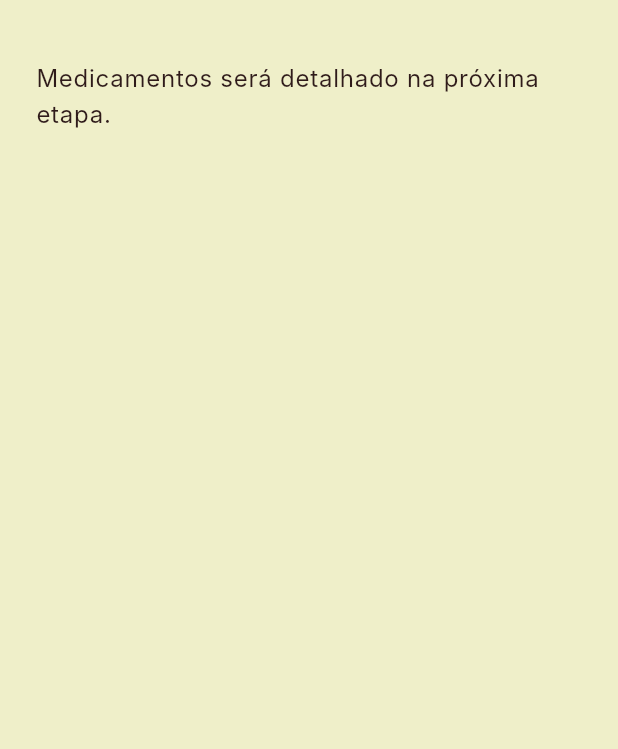
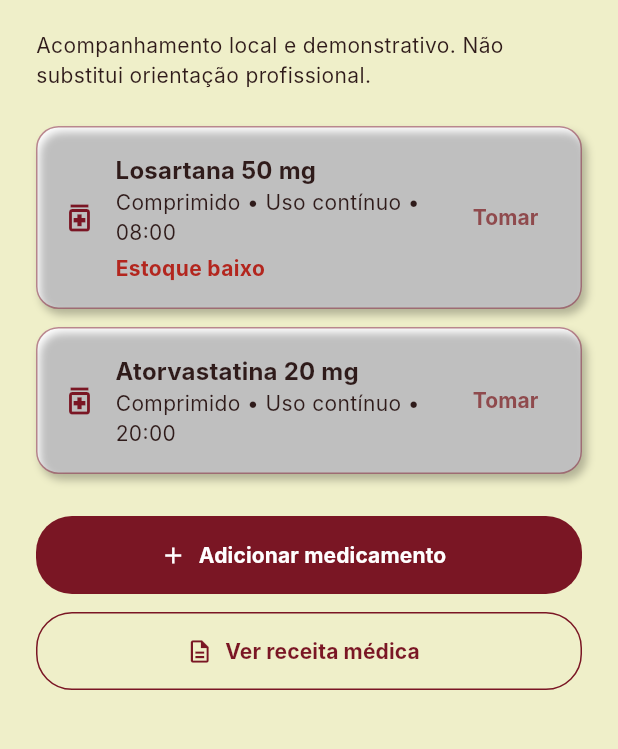
Before and after one commit to vinicius-pascoal/kuideapp, a Flutter app: the HomeScreen screen opened by its route, after a tap on "Medicamentos", on a phone screen of 412 x 824 dp, the part 96-845 px from its top. Run offline on Flutter 3.47's test engine with Material 3 defaults, Android fonts, the phone set to English and light mode, and no system bars; our stand-ins replace flutter_riverpod, go_router; Roboto replaces fonts that are missing (Inter, Source Serif Pro).

Commit message:
feat: adiciona telas e lógica para gerenciamento de medicamentos e histórico de saúde

```diff
--- a/lib/app/router/app_router.dart
+++ b/lib/app/router/app_router.dart
@@ -10,7 +10,9 @@ import '../../features/auth/presentation/splash_screen.dart';
 import '../../features/onboarding/presentation/onboarding_screen.dart';
 import '../../features/home/presentation/home_screen.dart';
 import '../../features/home/presentation/quick_access_screen.dart';
-import '../../features/health/presentation/health_placeholder_screen.dart';
+import '../../features/health/presentation/health_history_screen.dart';
+import '../../features/medications/presentation/add_medication_screen.dart';
+import '../../features/medications/presentation/medications_screen.dart';
 import '../../features/profile/presentation/profile_placeholder_screen.dart';
 import '../../features/routine/presentation/routine_placeholder_screen.dart';
 import '../../shared/widgets/kuide_scaffold.dart';
@@ -36,7 +38,8 @@ final GoRouter appRouter = GoRouter(
       builder: (context, state) => const OnboardingScreen(step: OnboardingStep.emergency),
     ),
     GoRoute(path: '/quick-access', builder: (context, state) => const QuickAccessScreen()),
-    GoRoute(path: '/medications', builder: (context, state) => const ModulePlaceholderScreen(title: 'Medicamentos')),
+    GoRoute(path: '/medications', builder: (context, state) => const MedicationsScreen()),
+    GoRoute(path: '/medications/add', builder: (context, state) => const AddMedicationScreen()),
     GoRoute(path: '/appointments', builder: (context, state) => const ModulePlaceholderScreen(title: 'Compromissos')),
     GoRoute(path: '/shopping', builder: (context, state) => const ModulePlaceholderScreen(title: 'Compras')),
     GoRoute(path: '/tasks', builder: (context, state) => const ModulePlaceholderScreen(title: 'Tarefas')),
@@ -58,7 +61,7 @@ final GoRouter appRouter = GoRouter(
           routes: [
             GoRoute(
               path: '/health',
-              builder: (context, state) => const HealthPlaceholderScreen(),
+              builder: (context, state) => const HealthHistoryScreen(),
             ),
           ],
         ),
--- /dev/null
+++ b/lib/features/health/presentation/health_history_screen.dart
@@ -0,0 +1,197 @@
+import 'package:flutter/material.dart';
+import 'package:flutter_riverpod/flutter_riverpod.dart';
+
+import '../../../app/theme/app_colors.dart';
+import '../../../app/theme/app_spacing.dart';
+import '../../../shared/widgets/app_buttons.dart';
+import '../../../shared/widgets/app_card.dart';
+import '../../../shared/widgets/app_fields.dart';
+import '../../../shared/widgets/mock_action_dialog.dart';
+import '../domain/health_measurement.dart';
+import 'health_provider.dart';
+
+class HealthHistoryScreen extends ConsumerStatefulWidget {
+  const HealthHistoryScreen({super.key});
+
+  @override
+  ConsumerState<HealthHistoryScreen> createState() => _HealthHistoryScreenState();
+}
+
+class _HealthHistoryScreenState extends ConsumerState<HealthHistoryScreen>
+    with SingleTickerProviderStateMixin {
+  late final TabController _tabController;
+
+  @override
+  void initState() {
+    super.initState();
+    _tabController = TabController(length: HealthMetric.values.length, vsync: this)..addListener(_onTabChanged);
+  }
+
+  @override
+  void dispose() {
+    _tabController
+      ..removeListener(_onTabChanged)
+      ..dispose();
+    super.dispose();
+  }
+
+  void _onTabChanged() {
+    if (!_tabController.indexIsChanging) setState(() {});
+  }
+
+  @override
+  Widget build(BuildContext context) {
+    final metric = HealthMetric.values[_tabController.index];
+    final measurements = ref.watch(healthMeasurementsProvider)
+        .where((measurement) => measurement.metric == metric)
+        .toList();
+    return Scaffold(
+      body: SafeArea(
+        child: Column(
+          children: [
+            Padding(
+              padding: const EdgeInsets.fromLTRB(AppSpacing.lg, AppSpacing.lg, AppSpacing.lg, 0),
+              child: Text('Histórico de saúde', style: Theme.of(context).textTheme.headlineSmall),
+            ),
+            TabBar(
+              controller: _tabController,
+              labelColor: AppColors.wine,
+              tabs: HealthMetric.values.map((item) => Tab(text: item.label)).toList(),
+            ),
+            Expanded(
+              child: ListView(
+                padding: const EdgeInsets.all(AppSpacing.lg),
+                children: [
+                  if (measurements.isNotEmpty) _CurrentMeasurementCard(measurement: measurements.first),
+                  const SizedBox(height: AppSpacing.lg),
+                  Text('Histórico anterior', style: Theme.of(context).textTheme.titleLarge),
+                  const SizedBox(height: AppSpacing.sm),
+                  for (final measurement in measurements.skip(1)) _MeasurementTile(measurement: measurement),
+                  if (measurements.length <= 1) const Text('Ainda não há registros anteriores.'),
+                  const SizedBox(height: AppSpacing.lg),
+                  PrimaryButton(label: 'Adicionar registro', icon: Icons.add, onPressed: () => _openAddMeasurement(metric)),
+                  const SizedBox(height: AppSpacing.sm),
+                  SecondaryButton(
+                    label: 'Enviar histórico ao médico',
+                    icon: Icons.send_outlined,
+                    onPressed: () => MockActionDialog.show(
+                      context,
+                      title: 'Prévia simulada',
+                      message: 'Nenhum dado de saúde será enviado. Esta ação mostra apenas uma prévia local.',
+                      confirmLabel: 'Entendi',
+                    ),
+                  ),
+                ],
+              ),
+            ),
+          ],
+        ),
+      ),
+    );
+  }
+
+  Future<void> _openAddMeasurement(HealthMetric metric) => showModalBottomSheet<void>(
+        context: context,
+        isScrollControlled: true,
+        builder: (context) => _MeasurementForm(metric: metric),
+      );
+}
+
+class _CurrentMeasurementCard extends StatelessWidget {
+  const _CurrentMeasurementCard({required this.measurement});
+
+  final HealthMeasurement measurement;
+
+  @override
+  Widget build(BuildContext context) => AppCard(
+        child: Column(
+          crossAxisAlignment: CrossAxisAlignment.start,
+          children: [
+            Text('Registro atual', style: Theme.of(context).textTheme.titleMedium),
+            const SizedBox(height: AppSpacing.xs),
+            Text('${measurement.value} ${measurement.metric.unit}', style: Theme.of(context).textTheme.displaySmall?.copyWith(fontSize: 28)),
+            Text(_dateLabel(measurement.recordedAt)),
+          ],
+        ),
+      );
+}
+
+class _MeasurementTile extends StatelessWidget {
+  const _MeasurementTile({required this.measurement});
+
+  final HealthMeasurement measurement;
+
+  @override
+  Widget build(BuildContext context) => Padding(
+        padding: const EdgeInsets.only(bottom: AppSpacing.xs),
+        child: AppCard(
+          tint: false,
+          child: Row(
+            children: [
+              const Icon(Icons.monitor_heart_outlined, color: AppColors.wine),
+              const SizedBox(width: AppSpacing.sm),
+              Expanded(child: Text('${measurement.value} ${measurement.metric.unit}')),
+              Text(_dateLabel(measurement.recordedAt)),
+            ],
+          ),
+        ),
+      );
+}
+
+class _MeasurementForm extends ConsumerStatefulWidget {
+  const _MeasurementForm({required this.metric});
+
+  final HealthMetric metric;
+
+  @override
+  ConsumerState<_MeasurementForm> createState() => _MeasurementFormState();
+}
+
+class _MeasurementFormState extends ConsumerState<_MeasurementForm> {
+  final _valueController = TextEditingController();
+
+  @override
+  void dispose() {
+    _valueController.dispose();
+    super.dispose();
+  }
+
+  @override
+  Widget build(BuildContext context) => Padding(
+        padding: EdgeInsets.fromLTRB(
+          AppSpacing.lg,
+          AppSpacing.lg,
+          AppSpacing.lg,
+          MediaQuery.viewInsetsOf(context).bottom + AppSpacing.lg,
+        ),
+        child: Column(
+          mainAxisSize: MainAxisSize.min,
+          crossAxisAlignment: CrossAxisAlignment.stretch,
+          children: [
+            Text('Novo registro de ${widget.metric.label}', style: Theme.of(context).textTheme.titleLarge),
+            const SizedBox(height: AppSpacing.md),
+            AppTextField(
+              label: 'Valor (${widget.metric.unit})',
+              hint: widget.metric == HealthMetric.pressure ? 'Ex.: 120/80' : 'Ex.: 98',
+              controller: _valueController,
+              keyboardType: TextInputType.number,
+            ),
+            const SizedBox(height: AppSpacing.md),
+            PrimaryButton(
+              label: 'Salvar registro',
+              onPressed: () {
+                final value = _valueController.text.trim();
+                if (value.isEmpty) {
+                  ScaffoldMessenger.of(context).showSnackBar(const SnackBar(content: Text('Informe o valor medido.')));
+                  return;
+                }
+                ref.read(healthMeasurementsProvider.notifier).add(metric: widget.metric, value: value);
+                Navigator.of(context).pop();
+              },
+            ),
+          ],
+        ),
+      );
+}
+
+String _dateLabel(DateTime date) => '${date.day.toString().padLeft(2, '0')}/${date.month.toString().padLeft(2, '0')}';
--- a/lib/features/health/presentation/health_placeholder_screen.dart
+++ /dev/null
@@ -1,5 +0,0 @@
-import '../../../shared/widgets/placeholder_screen.dart';
-
-class HealthPlaceholderScreen extends PlaceholderScreen {
-  const HealthPlaceholderScreen({super.key}) : super(title: 'Saúde');
-}
--- a/lib/features/home/presentation/home_screen.dart
+++ b/lib/features/home/presentation/home_screen.dart
@@ -6,6 +6,7 @@ import '../../../app/theme/app_colors.dart';
 import '../../../app/theme/app_spacing.dart';
 import '../../../core/providers/app_providers.dart';
 import '../../../features/onboarding/presentation/onboarding_provider.dart';
+import '../../../features/medications/presentation/medication_provider.dart';
 import '../../../shared/widgets/app_card.dart';
 import '../data/home_mock_data.dart';
 import '../domain/quick_access_item.dart';
@@ -17,9 +18,12 @@ class HomeScreen extends ConsumerWidget {
   Widget build(BuildContext context, WidgetRef ref) {
     final session = ref.watch(authSessionProvider);
     final onboarding = ref.watch(onboardingProvider);
+    final medications = ref.watch(medicationsProvider);
     final name = session.displayName?.trim().isNotEmpty == true ? session.displayName! : 'Maria Santos';
-    final medication = onboarding.medications.isEmpty ? 'Losartana 50 mg' : onboarding.medications.first.name;
-    final medicationTime = onboarding.medications.isEmpty ? '08:00' : onboarding.medications.first.time;
+    final pendingMedications = medications.where((medication) => !medication.taken).toList();
+    final nextMedication = pendingMedications.isEmpty ? medications.first : pendingMedications.first;
+    final medication = '${nextMedication.name} ${nextMedication.dosage}';
+    final medicationTime = nextMedication.time;
     return ListView(
       padding: const EdgeInsets.fromLTRB(AppSpacing.lg, AppSpacing.lg, AppSpacing.lg, AppSpacing.xl),
       children: [
--- /dev/null
+++ b/lib/features/medications/domain/medication.dart
@@ -0,0 +1,40 @@
+class Medication {
+  const Medication({
+    required this.id,
+    required this.name,
+    required this.dosage,
+    required this.form,
+    required this.period,
+    required this.time,
+    required this.recurrence,
+    required this.stock,
+    required this.lowStockAlertAt,
+    this.taken = false,
+  });
+
+  final String id;
+  final String name;
+  final String dosage;
+  final String form;
+  final String period;
+  final String time;
+  final String recurrence;
+  final int stock;
+  final int lowStockAlertAt;
+  final bool taken;
+
+  bool get hasLowStock => stock <= lowStockAlertAt;
+
+  Medication copyWith({bool? taken}) => Medication(
+        id: id,
+        name: name,
+        dosage: dosage,
+        form: form,
+        period: period,
+        time: time,
+        recurrence: recurrence,
+        stock: stock,
+        lowStockAlertAt: lowStockAlertAt,
+        taken: taken ?? this.taken,
+      );
+}
--- /dev/null
+++ b/lib/features/medications/presentation/medication_provider.dart
@@ -0,0 +1,50 @@
+import 'package:flutter_riverpod/flutter_riverpod.dart';
+
+import '../data/medication_mock_repository.dart';
+import '../domain/medication.dart';
+
+final medicationRepositoryProvider = Provider<MedicationRepository>((ref) => MockMedicationRepository());
+
+final medicationsProvider = NotifierProvider<MedicationController, List<Medication>>(
+  MedicationController.new,
+);
+
+class MedicationController extends Notifier<List<Medication>> {
+  @override
+  List<Medication> build() => const [
+        Medication(
+          id: 'losartana',
+          name: 'Losartana',
+          dosage: '50 mg',
+          form: 'Comprimido',
+          period: 'Uso contínuo',
+          time: '08:00',
+          recurrence: 'Diariamente',
+          stock: 8,
+          lowStockAlertAt: 10,
+        ),
+        Medication(
+          id: 'atorvastatina',
+          name: 'Atorvastatina',
+          dosage: '20 mg',
+          form: 'Comprimido',
+          period: 'Uso contínuo',
+          time: '20:00',
+          recurrence: 'Diariamente',
+          stock: 24,
+          lowStockAlertAt: 8,
+        ),
+      ];
+
+  Future<void> add(Medication medication) async {
+    final saved = await ref.read(medicationRepositoryProvider).add(medication);
+    state = [...state, saved]..sort((a, b) => a.time.compareTo(b.time));
+  }
+
+  Future<void> toggleTaken(String id) async {
+    final medication = state.firstWhere((item) => item.id == id);
+    final updated = medication.copyWith(taken: !medication.taken);
+    await ref.read(medicationRepositoryProvider).update(updated);
+    state = [for (final item in state) if (item.id == id) updated else item];
+  }
+}
--- /dev/null
+++ b/lib/features/medications/presentation/medications_screen.dart
@@ -0,0 +1,85 @@
+import 'package:flutter/material.dart';
+import 'package:flutter_riverpod/flutter_riverpod.dart';
+import 'package:go_router/go_router.dart';
+
+import '../../../app/theme/app_colors.dart';
+import '../../../app/theme/app_spacing.dart';
+import '../../../shared/widgets/app_buttons.dart';
+import '../../../shared/widgets/app_card.dart';
+import '../../../shared/widgets/app_header.dart';
+import '../../../shared/widgets/mock_action_dialog.dart';
+import '../domain/medication.dart';
+import 'medication_provider.dart';
+
+class MedicationsScreen extends ConsumerWidget {
+  const MedicationsScreen({super.key});
+
+  @override
+  Widget build(BuildContext context, WidgetRef ref) {
+    final medications = ref.watch(medicationsProvider);
+    return Scaffold(
+      body: SafeArea(
+        child: ListView(
+          padding: const EdgeInsets.all(AppSpacing.lg),
+          children: [
+            AppHeader(title: 'Medicamentos', onBack: () => context.pop()),
+            const SizedBox(height: AppSpacing.sm),
+            const Text('Acompanhamento local e demonstrativo. Não substitui orientação profissional.'),
+            const SizedBox(height: AppSpacing.lg),
+            for (final medication in medications) _MedicationTile(medication: medication),
+            const SizedBox(height: AppSpacing.md),
+            PrimaryButton(label: 'Adicionar medicamento', icon: Icons.add, onPressed: () => context.push('/medications/add')),
+            const SizedBox(height: AppSpacing.sm),
+            SecondaryButton(
+              label: 'Ver receita médica',
+              icon: Icons.description_outlined,
+              onPressed: () => MockActionDialog.show(
+                context,
+                title: 'Receita simulada',
+                message: 'Nenhuma receita ou dado de saúde foi aberto. Esta é apenas uma representação visual.',
+              ),
+            ),
+          ],
+        ),
+      ),
+    );
+  }
+}
+
+class _MedicationTile extends ConsumerWidget {
+  const _MedicationTile({required this.medication});
+
+  final Medication medication;
+
+  @override
+  Widget build(BuildContext context, WidgetRef ref) => Padding(
+        padding: const EdgeInsets.only(bottom: AppSpacing.sm),
+        child: AppCard(
+          tint: false,
+          child: Row(
+            children: [
+              Icon(medication.taken ? Icons.check_circle : Icons.medication_outlined, color: AppColors.wine),
+              const SizedBox(width: AppSpacing.sm),
+              Expanded(
+                child: Column(
+                  crossAxisAlignment: CrossAxisAlignment.start,
+                  children: [
+                    Text('${medication.name} ${medication.dosage}', style: Theme.of(context).textTheme.titleMedium),
+                    Text('${medication.form} • ${medication.period} • ${medication.time}'),
+                    if (medication.hasLowStock)
+                      const Padding(
+                        padding: EdgeInsets.only(top: AppSpacing.xxs),
+                        child: Text('Estoque baixo', style: TextStyle(color: AppColors.error, fontWeight: FontWeight.w700)),
+                      ),
+                  ],
+                ),
+              ),
+              TextButton(
+                onPressed: () => ref.read(medicationsProvider.notifier).toggleTaken(medication.id),
+                child: Text(medication.taken ? 'Tomado' : 'Tomar'),
+              ),
+            ],
+          ),
+        ),
+      );
+}
```
Also changed, not shown: lib/features/health/domain/health_measurement.dart (added, +29 -0 lines), lib/features/health/presentation/health_provider.dart (added, +29 -0 lines), lib/features/medications/data/medication_mock_repository.dart (added, +49 -0 lines), lib/features/medications/presentation/add_medication_screen.dart (added, +118 -0 lines), 1 other file.
